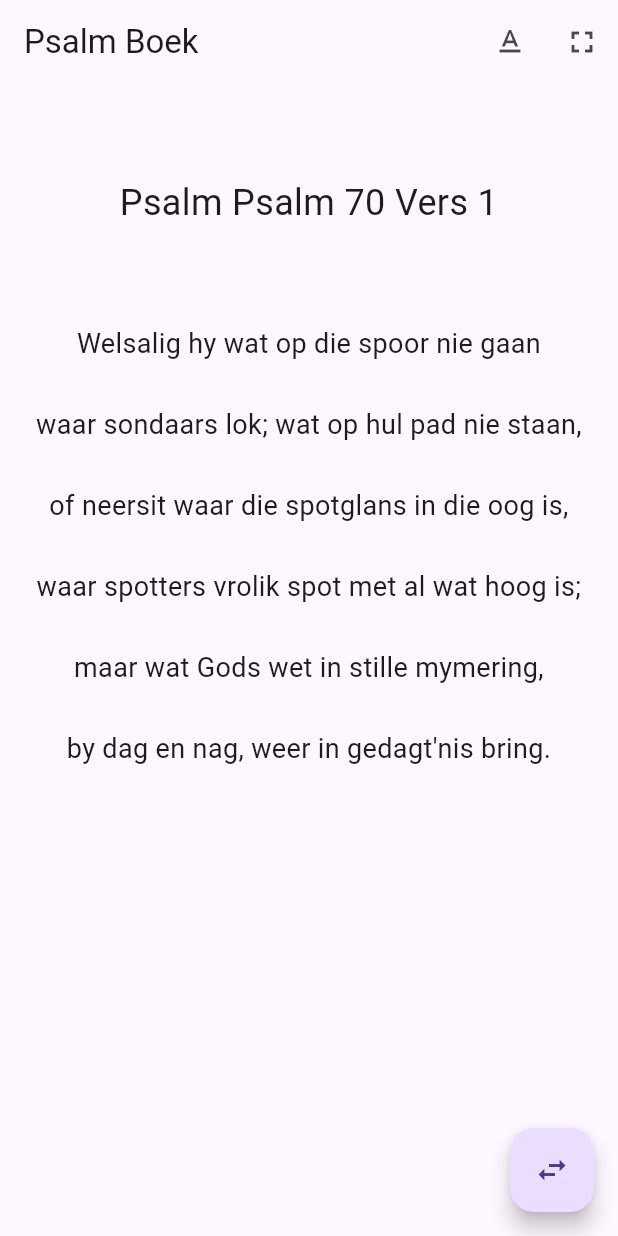
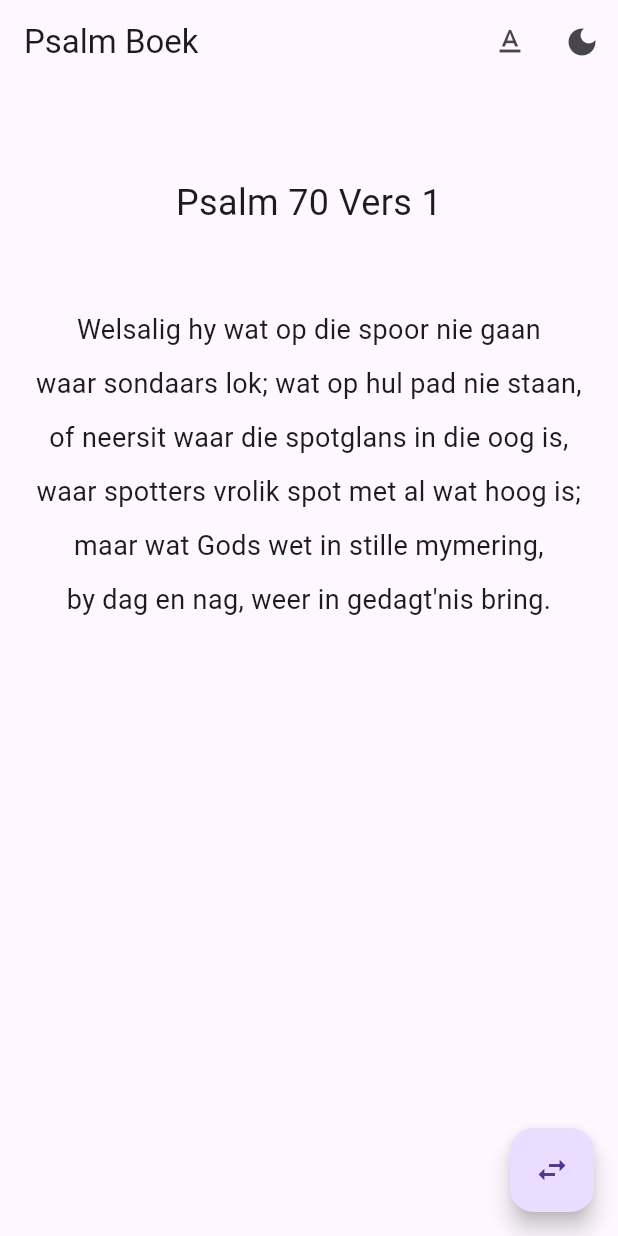
Before and after one commit to louisschprs/psalms-skrifberymings-app, a Flutter app: the screen it shows after launch, after a tap on the "text format" icon, on a phone screen of 412 x 824 dp. Run offline on Flutter 3.47's test engine with Material 2 defaults, Android fonts, the phone set to English and light mode, and no system bars; our stand-ins replace flutter_spinbox; missing offline and left inert: flutter_multi_select_items.

Commit message:
Added Darkmode etc

```diff
--- a/lib/main.dart
+++ b/lib/main.dart
@@ -1,9 +1,21 @@
 import 'package:flutter/material.dart';
+import 'package:provider/provider.dart';
+import 'package:psalms_skrifberymings/src/classes/app_theme.dart';
+import 'package:psalms_skrifberymings/src/providers/theme_notifier.dart';
 import 'package:psalms_skrifberymings/views/screens/home.dart';
 import 'package:psalms_skrifberymings/models/psalm.dart';
 
 void main() {
-  runApp(const PsalmApp());
+  runApp(
+    ChangeNotifierProvider<ThemeNotifier>(
+      create: (BuildContext context) {
+        return ThemeNotifier(
+          ThemeMode.system,
+        );
+      },
+      child: const PsalmApp(),
+    ),
+  );
 }
 
 class PsalmApp extends StatelessWidget {
@@ -13,12 +25,12 @@ class PsalmApp extends StatelessWidget {
   // This widget is the root of your application.
   @override
   Widget build(BuildContext context) {
+    final themeNotifier = Provider.of<ThemeNotifier>(context);
     return MaterialApp(
       title: 'Flutter Demo',
-      theme: ThemeData(
-        primarySwatch: Colors.blue,
-        useMaterial3: true,
-      ),
+      theme: AppTheme().lightTheme,
+      darkTheme: AppTheme().darkTheme,
+      themeMode: themeNotifier.getThemeMode(),
       home: HomeView(
         sang: Psalm.mock(),
       ),
--- a/lib/models/psalm.dart
+++ b/lib/models/psalm.dart
@@ -9,14 +9,16 @@ class Psalm extends Sang {
   Psalm(String naam, Beryming beryming, List<Vers> verse)
       : super(SangTipe.psalm, naam, beryming, verse);
 
-  factory Psalm.mock({int nommer = 0}) {
+  factory Psalm.mock({int nommer = 0, int totalVerse = 0}) {
     nommer = (nommer == 0) ? Random().nextInt(150) : nommer;
+    List<Vers> versLys = [];
+    totalVerse = (totalVerse == 0) ? Random().nextInt(10) + 2 : totalVerse;
 
-    return Psalm("Psalm $nommer", Beryming.totius, [
-      Vers.mock(nommer: 1),
-      Vers.mock(nommer: 2),
-      Vers.mock(nommer: 3),
-      Vers.mock(nommer: 4),
-    ]);
+    for (int i = 1; i <= totalVerse; i++) {
+      versLys.add(
+        Vers.mock(nommer: i),
+      );
+    }
+    return Psalm("$nommer", Beryming.totius, versLys);
   }
 }
--- a/lib/models/sang.dart
+++ b/lib/models/sang.dart
@@ -1,9 +1,10 @@
+import 'package:flutter_multi_select_items/flutter_multi_select_items.dart';
 import 'package:psalms_skrifberymings/src/enums/beryming.dart';
 import 'package:psalms_skrifberymings/src/enums/sang_tipe.dart';
 import 'package:psalms_skrifberymings/models/vers.dart';
 
 class Sang {
-  SangTipe _tipe = SangTipe.geen;
+  SangTipe _tipe = SangTipe.psalm;
   String _naam = "Geen Naam";
   Beryming _beryming = Beryming.geen;
   List<Vers> _verse = [];
@@ -17,7 +18,7 @@ class Sang {
 
   String get naam => _naam;
   Beryming get beryming => _beryming;
-  List<Vers> get verse => _verse;
+  List<Vers> get verse => sortVerseAscending();
   SangTipe get tipe => _tipe;
 
   factory Sang.fromJson() {
@@ -27,4 +28,19 @@ class Sang {
   Map<String, dynamic> toJson() {
     throw UnimplementedError();
   }
+
+  List<MultiSelectCard<Vers>> getChoices() {
+    List<MultiSelectCard<Vers>> choices = [];
+    verse.forEach((vers) {
+      choices.add(
+          MultiSelectCard<Vers>(value: vers, label: vers.nommer.toString()));
+    });
+
+    return choices;
+  }
+
+  sortVerseAscending() {
+    _verse.sort(((a, b) => a.nommer.compareTo(b.nommer)));
+    return _verse;
+  }
 }
--- /dev/null
+++ b/lib/src/classes/app_theme.dart
@@ -0,0 +1,15 @@
+import 'package:flutter/material.dart';
+
+class AppTheme {
+  get darkTheme => ThemeData(
+        brightness: Brightness.dark,
+        useMaterial3: true,
+        /* light theme settings */
+      );
+
+  get lightTheme => ThemeData(
+        brightness: Brightness.light,
+        useMaterial3: true,
+        /* light theme settings */
+      );
+}
--- a/lib/src/enums/sang_tipe.dart
+++ b/lib/src/enums/sang_tipe.dart
@@ -1 +1,17 @@
-enum SangTipe { geen, psalm, skrifBeryming }
+enum SangTipe {
+  psalm,
+  skrifBeryming,
+}
+
+extension SangTipeText on SangTipe {
+  String get text {
+    switch (this) {
+      case SangTipe.psalm:
+        return 'Psalm';
+      case SangTipe.skrifBeryming:
+        return 'Skrifberyming';
+      default:
+        return "Geen";
+    }
+  }
+}
--- /dev/null
+++ b/lib/src/providers/theme_notifier.dart
@@ -0,0 +1,15 @@
+import 'package:flutter/cupertino.dart';
+import 'package:flutter/material.dart';
+
+class ThemeNotifier with ChangeNotifier {
+  ThemeMode _themeMode;
+
+  ThemeNotifier(this._themeMode);
+
+  getThemeMode() => _themeMode;
+
+  setThemeMode(ThemeMode mode) async {
+    _themeMode = mode;
+    notifyListeners();
+  }
+}
--- a/lib/views/screens/home.dart
+++ b/lib/views/screens/home.dart
@@ -1,5 +1,8 @@
 import 'package:flutter/material.dart';
+import 'package:provider/provider.dart';
 import 'package:psalms_skrifberymings/models/sang.dart';
+import 'package:psalms_skrifberymings/src/providers/theme_notifier.dart';
+import 'package:psalms_skrifberymings/views/screens/select_sang.dart';
 import 'package:psalms_skrifberymings/views/widgets/psalm_widgets.dart';
 
 class HomeView extends StatefulWidget {
@@ -11,16 +14,49 @@ class HomeView extends StatefulWidget {
 }
 
 class _HomeViewState extends State<HomeView> {
+  bool isDarkTheme = false;
+  late ThemeNotifier themeNotifier;
+
   @override
   Widget build(BuildContext context) {
+    isDarkTheme = Theme.of(context).brightness == Brightness.dark;
+    themeNotifier = Provider.of<ThemeNotifier>(context);
     return Scaffold(
-      appBar: PsalmWidgets.appBar(),
+      appBar: AppBar(
+        title: Text('Psalm Boek'),
+        actions: <Widget>[
+          IconButton(
+            icon: const Icon(Icons.text_format),
+            tooltip: 'Display Options',
+            onPressed: () {
+              // handle the press
+            },
+          ),
+          IconButton(
+            icon: Icon((isDarkTheme) ? Icons.light_mode : Icons.dark_mode),
+            tooltip: 'App Theme',
+            onPressed: () {
+              setState(() {
+                themeNotifier.setThemeMode(
+                    (isDarkTheme) ? ThemeMode.light : ThemeMode.dark);
+                isDarkTheme = Theme.of(context).brightness == Brightness.dark;
+              });
+            },
+          ),
+        ],
+      ),
       body: Container(
         child: PsalmWidgets.versContainer(context: context, sang: widget.sang),
       ),
       floatingActionButton: FloatingActionButton(
         child: const Icon(Icons.swap_horiz),
-        onPressed: () {},
+        onPressed: () {
+          Navigator.of(context).push(
+            MaterialPageRoute(
+              builder: (context) => const SelectSangView(),
+            ),
+          );
+        },
       ),
       floatingActionButtonLocation: FloatingActionButtonLocation.endFloat,
     );
--- a/lib/views/widgets/psalm_widgets.dart
+++ b/lib/views/widgets/psalm_widgets.dart
@@ -1,9 +1,11 @@
 import 'package:flutter/material.dart';
+import 'package:flutter/services.dart';
 import 'package:psalms_skrifberymings/models/sang.dart';
 import 'package:psalms_skrifberymings/views/widgets/vers_slider.dart';
 
 class PsalmWidgets {
   static AppBar appBar({String title = "Psalm Boek"}) {
+    bool themeMode = true;
     return AppBar(
       title: Text(title),
       actions: <Widget>[
@@ -15,10 +17,10 @@ class PsalmWidgets {
           },
         ),
         IconButton(
-          icon: const Icon(Icons.fullscreen),
-          tooltip: 'Show FullScreen',
+          icon: Icon((themeMode) ? Icons.dark_mode : Icons.light_mode),
+          tooltip: 'App Theme',
           onPressed: () {
-            // handle the press
+            themeMode = !themeMode;
           },
         ),
       ],
--- a/lib/views/widgets/vers_slider.dart
+++ b/lib/views/widgets/vers_slider.dart
@@ -58,7 +58,7 @@ class _VersSliderState extends State<VersSlider> {
                   widget.sang.verse[position].text,
                   textAlign: TextAlign.center,
                   style: const TextStyle(
-                    height: 3,
+                    height: 2,
                     fontSize: 18,
                   ),
                 ),
--- a/pubspec.yaml
+++ b/pubspec.yaml
@@ -36,6 +36,9 @@ dependencies:
   # The following adds the Cupertino Icons font to your application.
   # Use with the CupertinoIcons class for iOS style icons.
   cupertino_icons: ^1.0.2
+  flutter_spinbox: ^0.11.0
+  flutter_multi_select_items: ^0.4.2
+  provider: ^6.0.5
 
 dev_dependencies:
   flutter_test:
```
Also changed, not shown: lib/views/screens/select_sang.dart (+76 -0 lines), lib/src/facade/Model.dart (renamed from lib/src/facade/model.dart), pubspec.lock.
